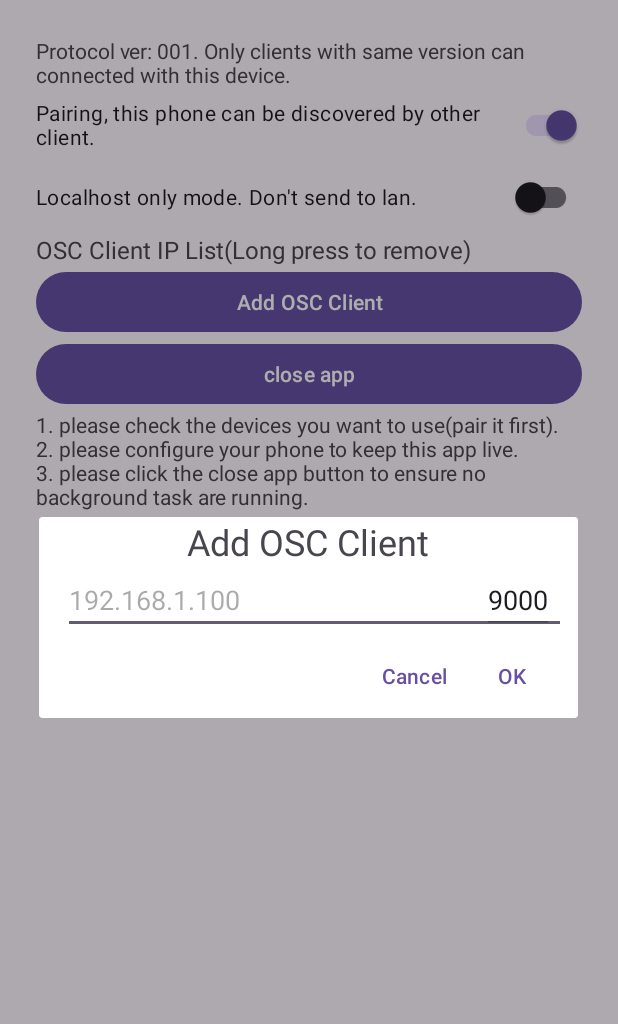
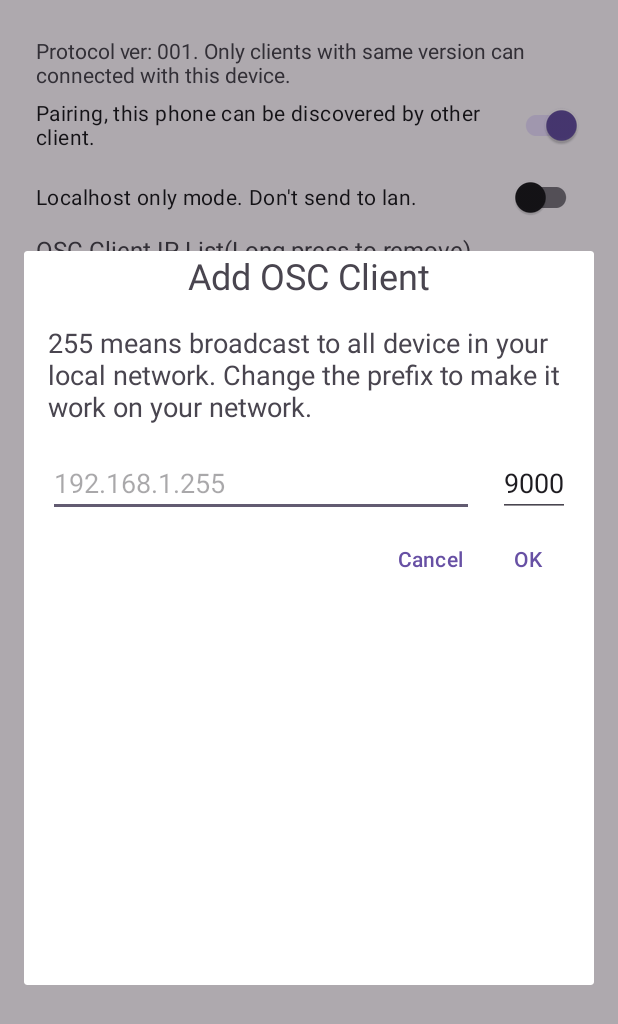
Before and after one commit to frto027/HeartbeatLanServer, an Android app: the screen it shows after launch (MainActivity), after a tap on "Add OSC Client", on a phone screen of 412 x 824 dp. Shown: the top 1024 px of the screen. Run offline under Robolectric (Android 15) with nearby library versions, the phone set to English and light mode, and no system bars; network calls fail.

Commit message:
add osc things

```diff
--- a/app/src/main/res/layout/osc_add_layout.xml
+++ b/app/src/main/res/layout/osc_add_layout.xml
@@ -12,6 +12,13 @@
         android:textSize="24dp"
         android:gravity="center"
         />
+    <TextView
+        android:layout_width="match_parent"
+        android:layout_height="wrap_content"
+        android:textSize="18dp"
+        android:text="@string/osc_ip_hint"
+        android:layout_margin="16dp"
+        />
     <androidx.constraintlayout.widget.ConstraintLayout
         android:layout_width="match_parent"
         android:layout_height="wrap_content"
@@ -19,11 +26,11 @@
 
         <EditText
             android:id="@+id/osc_ip_input_et"
-            android:layout_width="match_parent"
+            android:layout_width="0dp"
             android:layout_height="wrap_content"
             android:layout_marginStart="16dp"
-            android:layout_marginEnd="8dp"
-            android:hint="192.168.1.100"
+            android:layout_marginEnd="16dp"
+            android:hint="192.168.1.255"
             app:layout_constraintEnd_toStartOf="@+id/osc_port_input_et"
             app:layout_constraintStart_toStartOf="parent"
             app:layout_constraintTop_toTopOf="parent" />
--- a/app/src/main/res/values/strings.xml
+++ b/app/src/main/res/values/strings.xml
@@ -28,4 +28,5 @@
     <string name="ok">OK</string>
     <string name="cancel">Cancel</string>
     <string name="osc_ip_list_title">OSC Client IP List(Long press to remove)</string>
+    <string name="osc_ip_hint">255 means broadcast to all device in your local network. Change the prefix to make it work on your network.</string>
 </resources>
```
Also changed, not shown: 1 other file.
